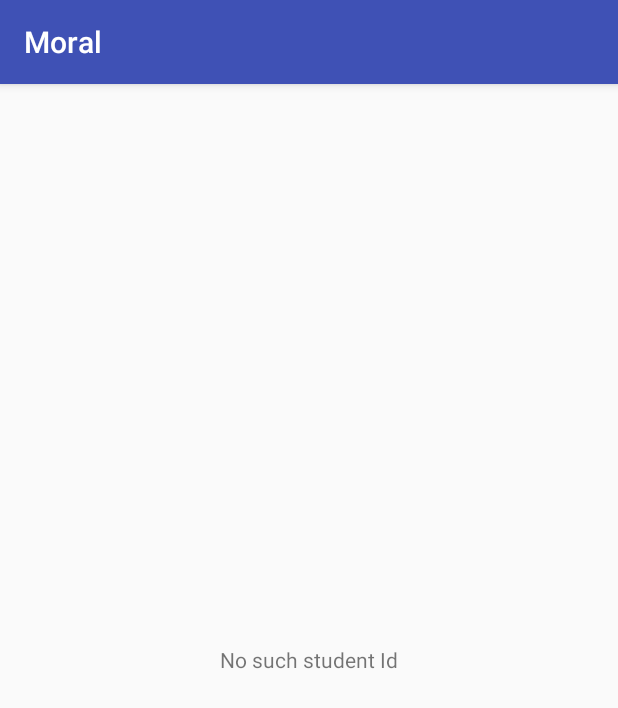
After one commit to wafer-li/Moral, an Android app: the MoralLookingActivity screen opened directly, with no data from a screen before it, on a phone screen of 412 x 824 dp. The commit adds this screen. Shown: the top 708 px of the screen. Run offline under Robolectric (Android 15) with nearby library versions, the phone set to English and light mode, and no system bars.

Commit message:
Add moral looking activity

```diff
--- a/app/src/main/AndroidManifest.xml
+++ b/app/src/main/AndroidManifest.xml
@@ -18,6 +18,8 @@
                 <category android:name="android.intent.category.LAUNCHER"/>
             </intent-filter>
         </activity>
+        <activity android:name=".MoralLookingActivity">
+        </activity>
     </application>
 
 </manifest>
--- /dev/null
+++ b/app/src/main/kotlin/com/wafer/moral/Constants.kt
@@ -0,0 +1,12 @@
+package com.wafer.moral
+
+/**
+ * The Constants class
+ * Please put more info here.
+ * @author wafer
+ * @since 17/4/7 15:52
+ */
+
+object Constants {
+    const val STUDENT_ID = "STUDENT_ID"
+}
--- /dev/null
+++ b/app/src/main/kotlin/com/wafer/moral/MoralLookingActivity.kt
@@ -0,0 +1,23 @@
+package com.wafer.moral
+
+import android.support.v7.app.AppCompatActivity
+import android.os.Bundle
+import kotlinx.android.synthetic.main.activity_moral_looking.*
+
+class MoralLookingActivity : AppCompatActivity() {
+
+    override fun onCreate(savedInstanceState: Bundle?) {
+        super.onCreate(savedInstanceState)
+        setContentView(R.layout.activity_moral_looking)
+
+        val studentId = intent.getStringExtra(Constants.STUDENT_ID)
+        val student = TestData.userMoralData.find { it.id == studentId }
+
+        if (student == null) {
+            moralText.text = getString(R.string.no_student)
+        }
+        else {
+            moralText.text = getString(R.string.moral_is).format(student.moral)
+        }
+    }
+}
--- /dev/null
+++ b/app/src/main/res/layout/activity_moral_looking.xml
@@ -0,0 +1,25 @@
+<?xml version="1.0" encoding="utf-8"?>
+<android.support.constraint.ConstraintLayout
+        xmlns:android="http://schemas.android.com/apk/res/android"
+        xmlns:tools="http://schemas.android.com/tools"
+        xmlns:app="http://schemas.android.com/apk/res-auto"
+        android:layout_width="match_parent"
+        android:layout_height="match_parent"
+        tools:context="com.wafer.moral.MoralLookingActivity">
+
+    <TextView
+            android:text="@string/moral_is"
+            android:layout_width="0dp"
+            android:layout_height="0dp"
+            android:id="@+id/moralText"
+            android:layout_marginRight="8dp"
+            app:layout_constraintRight_toRightOf="parent"
+            android:layout_marginLeft="8dp"
+            app:layout_constraintLeft_toLeftOf="parent"
+            app:layout_constraintBottom_toBottomOf="parent"
+            android:layout_marginBottom="8dp"
+            app:layout_constraintTop_toTopOf="parent"
+            android:layout_marginTop="8dp"
+            android:textAlignment="center"
+            android:gravity="center"/>
+</android.support.constraint.ConstraintLayout>
--- a/app/src/main/res/values/strings.xml
+++ b/app/src/main/res/values/strings.xml
@@ -10,4 +10,7 @@
     <string name="password_not_empty">Password must be not empty</string>
     <string name="id_or_password_wrong">Id or Password is wrong</string>
 
+    <!-- Moral Looking -->
+    <string name="moral_is">Moral Point is: \n %1$s</string>
+    <string name="no_student">No such student Id</string>
 </resources>
```
